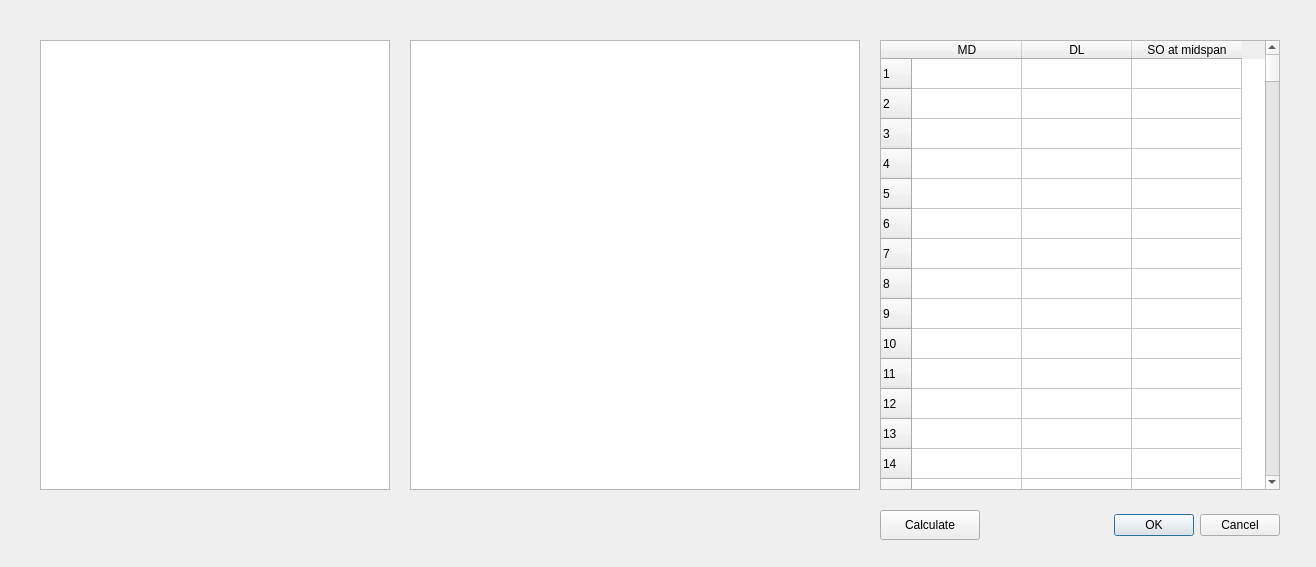
Qt form LocationSetup_Vst.ui (Ivanfdezr/CentralSoftware) before a commit.
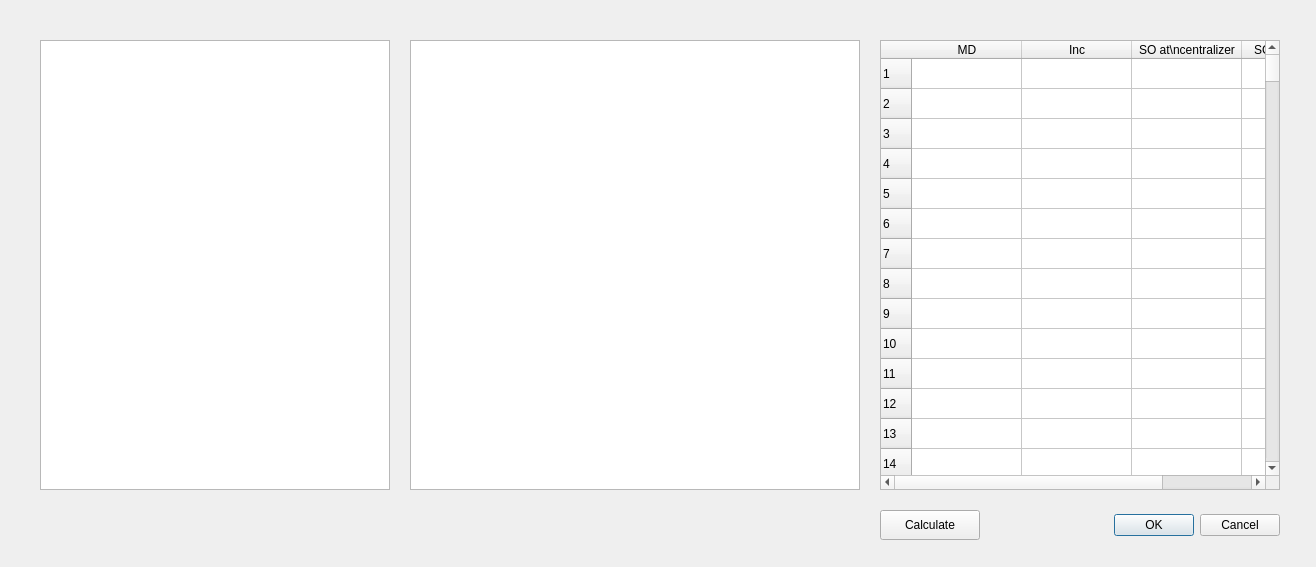
The same form after that commit. Custom widgets are drawn as their Qt base class.

What changed in the file:
```diff
--- a/LocationSetup_Vst.ui
+++ b/LocationSetup_Vst.ui
@@ -65,7 +65,7 @@
     <number>1000</number>
    </property>
    <property name="columnCount">
-    <number>3</number>
+    <number>4</number>
    </property>
    <attribute name="horizontalHeaderDefaultSectionSize">
     <number>110</number>
@@ -1080,12 +1080,17 @@
    </column>
    <column>
     <property name="text">
-     <string>DL</string>
+     <string>Inc</string>
     </property>
    </column>
    <column>
     <property name="text">
-     <string>SO at midspan</string>
+     <string>SO at\ncentralizer</string>
+    </property>
+   </column>
+   <column>
+    <property name="text">
+     <string>SO at\nmidspan</string>
     </property>
    </column>
   </widget>
```
